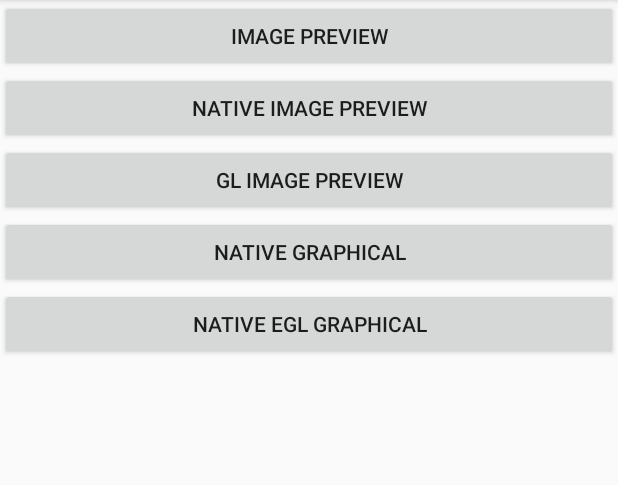
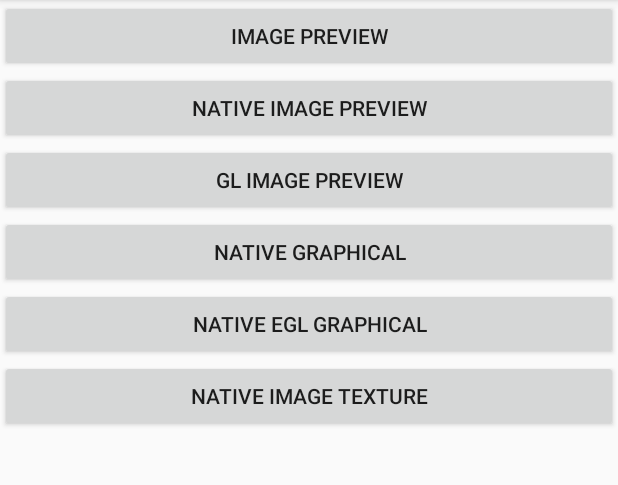
Before and after one commit to BetterDaZhang/AndroidMediaProjects, an Android app: the screen it shows after launch (MainActivity), on a phone screen of 412 x 824 dp, the part 84-569 px from its top. Run offline under Robolectric (Android 15) with nearby library versions, the phone set to English and light mode, and no system bars.

Commit message:
通过jni opengl 实现本地png图片的渲染显示

```diff
--- a/app_image_preview/src/main/AndroidManifest.xml
+++ b/app_image_preview/src/main/AndroidManifest.xml
@@ -22,7 +22,8 @@
         <activity android:name=".NativeImagePreviewActivity" />
         <activity android:name=".GLImagePreviewActivity" />
         <activity android:name=".NativeGraphicalActivity" />
-        <activity android:name=".NativeEglImageActivity"></activity>
+        <activity android:name=".NativeEglImageActivity" />
+        <activity android:name=".NativeTextureActivity"></activity>
     </application>
 
 </manifest>
--- a/app_image_preview/src/main/java/com/zhangjunling/example/androidmediaprojects/MainActivity.java
+++ b/app_image_preview/src/main/java/com/zhangjunling/example/androidmediaprojects/MainActivity.java
@@ -13,6 +13,7 @@ public class MainActivity extends AppCompatActivity implements View.OnClickListe
     private Button glImagePreviewView;
     private Button nativeGraphicalView;
     private Button nativeEGLGraphicalView;
+    private Button nativeImageTextureView;
 
     @Override
     protected void onCreate(Bundle savedInstanceState) {
@@ -23,12 +24,14 @@ public class MainActivity extends AppCompatActivity implements View.OnClickListe
         glImagePreviewView = this.findViewById(R.id.bt_gl_image_preview);
         nativeGraphicalView = this.findViewById(R.id.bt_native_graphical);
         nativeEGLGraphicalView = this.findViewById(R.id.bt_native_egl_graphical);
+        nativeImageTextureView = this.findViewById(R.id.bt_native_image_texture);
 
         imagePreviewView.setOnClickListener(this);
         nativePreviewView.setOnClickListener(this);
         glImagePreviewView.setOnClickListener(this);
         nativeGraphicalView.setOnClickListener(this);
         nativeEGLGraphicalView.setOnClickListener(this);
+        nativeImageTextureView.setOnClickListener(this);
 
     }
 
@@ -56,6 +59,10 @@ public class MainActivity extends AppCompatActivity implements View.OnClickListe
                 Intent nativeEGLGraphicalIntent = new Intent(MainActivity.this,NativeEglImageActivity.class);
                 startActivity(nativeEGLGraphicalIntent);
                 break;
+            case R.id.bt_native_image_texture:
+                Intent nativeImageTextureIntent = new Intent(MainActivity.this,NativeTextureActivity.class);
+                startActivity(nativeImageTextureIntent);
+                break;
         }
     }
 }
--- a/app_image_preview/src/main/res/layout/activity_main.xml
+++ b/app_image_preview/src/main/res/layout/activity_main.xml
@@ -32,4 +32,9 @@
         android:layout_width="match_parent"
         android:layout_height="wrap_content"
         android:text="Native EGL Graphical"/>
+    <Button
+        android:id="@+id/bt_native_image_texture"
+        android:layout_width="match_parent"
+        android:layout_height="wrap_content"
+        android:text="Native Image Texture"/>
 </LinearLayout>
--- a/app_image_preview/src/main/res/layout/activity_native_texture.xml
+++ b/app_image_preview/src/main/res/layout/activity_native_texture.xml
@@ -1,8 +1,7 @@
 <?xml version="1.0" encoding="utf-8"?>
-<android.support.constraint.ConstraintLayout
-    xmlns:android="http://schemas.android.com/apk/res/android"
+<android.support.constraint.ConstraintLayout xmlns:android="http://schemas.android.com/apk/res/android"
+    xmlns:app="http://schemas.android.com/apk/res-auto"
     xmlns:tools="http://schemas.android.com/tools"
-    xmlns:app="http://schemas.android.com/apk/res-auto"
     android:layout_width="match_parent"
     android:layout_height="match_parent"
     tools:context=".NativeTextureActivity">
```
Also changed, not shown: app_image_preview/src/main/java/com/zhangjunling/example/androidmediaprojects/NativeTextureActivity.java (+16 -1 lines), app_image_preview/src/main/java/com/zhangjunling/example/androidmediaprojects/view/NativeTextureSurfaceView.java (+47 -2 lines), 2 other files.
